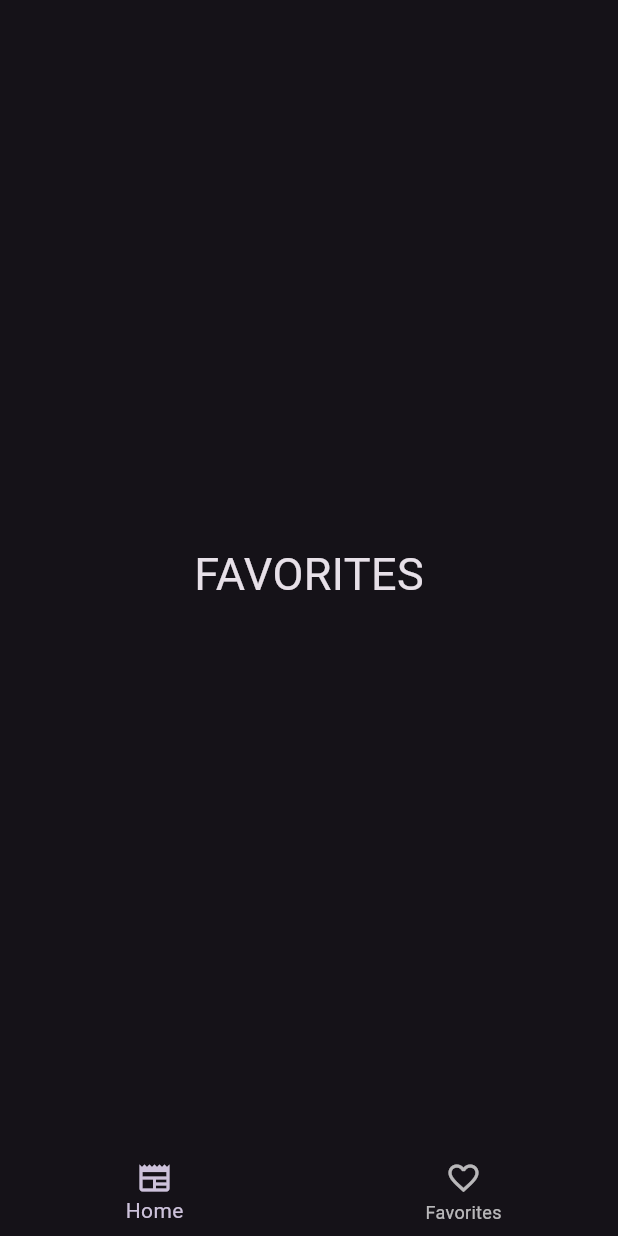
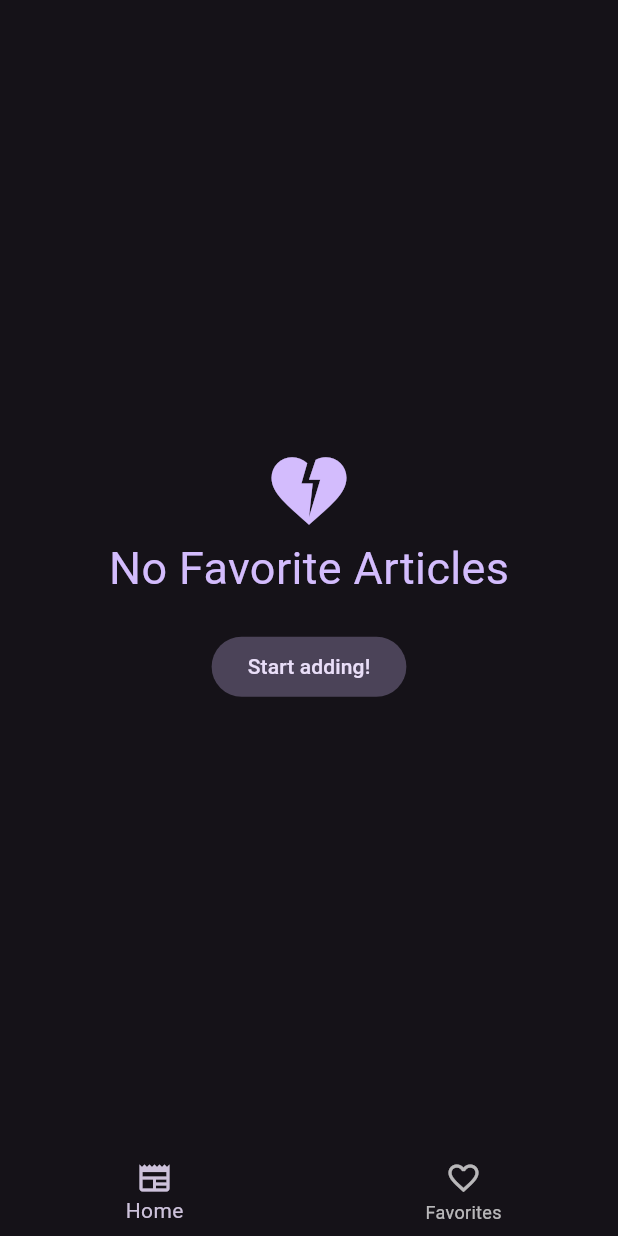
Before and after one commit to IXLozano/flash_news, a Flutter app: the screen it shows after launch, swiped to page 2, on a phone screen of 412 x 824 dp. Run offline on Flutter 3.47's test engine with Material 3 defaults, Android fonts, the phone set to English and light mode, and no system bars; our stand-ins replace dio, flutter_dotenv, flutter_riverpod, go_router, isar; accounts and stored records are empty; generated files the repository leaves out were written again; network calls fail.

Commit message:
Favorites View

```diff
--- a/lib/data/datasources/isar_local_articles_datasource.dart
+++ b/lib/data/datasources/isar_local_articles_datasource.dart
@@ -29,7 +29,7 @@ class IsarLocalArticlesDatasource extends ILocalArticlesDatasource {
   }
 
   @override
-  Future<List<Article>> loadArticles({int limit = 10, offset = 0}) async {
+  Future<List<Article>> loadLocalArticles({int limit = 10, offset = 0}) async {
     final isar = await db;
     return isar.articles.where().offset(offset).limit(limit).findAll();
   }
@@ -39,7 +39,7 @@ class IsarLocalArticlesDatasource extends ILocalArticlesDatasource {
     final isarDB = await db;
     final favoriteArticle = await isarDB.articles
         .filter()
-        .isarIdEqualTo(article.isarId)
+        .articleIdEqualTo(article.articleId)
         .findFirst();
     if (favoriteArticle != null) {
       // Delete Article From Favorites
--- a/lib/data/repositories/local_articles_repository_impl.dart
+++ b/lib/data/repositories/local_articles_repository_impl.dart
@@ -14,8 +14,8 @@ class LocalArticlesRepositoryImpl extends ILocalArticlesRepository {
   }
 
   @override
-  Future<List<Article>> loadArticles({int limit = 10, offset = 0}) {
-    return _datasource.loadArticles(limit: limit, offset: offset);
+  Future<List<Article>> loadLocalArticles({int limit = 10, offset = 0}) {
+    return _datasource.loadLocalArticles(limit: limit, offset: offset);
   }
 
   @override
--- a/lib/domain/datasources/i_local_articles_datasource.dart
+++ b/lib/domain/datasources/i_local_articles_datasource.dart
@@ -5,5 +5,5 @@ abstract class ILocalArticlesDatasource {
 
   Future<bool> isArticleFavorite(String articleId);
 
-  Future<List<Article>> loadArticles({int limit = 10, offset = 0});
+  Future<List<Article>> loadLocalArticles({int limit = 10, offset = 0});
 }
--- a/lib/domain/repositories/i_local_articles_repository.dart
+++ b/lib/domain/repositories/i_local_articles_repository.dart
@@ -5,5 +5,5 @@ abstract class ILocalArticlesRepository {
 
   Future<bool> isArticleFavorite(String articleId);
 
-  Future<List<Article>> loadArticles({int limit = 10, offset = 0});
+  Future<List<Article>> loadLocalArticles({int limit = 10, offset = 0});
 }
--- a/lib/presentation/providers/all_favorite_articles_provider.dart
+++ b/lib/presentation/providers/all_favorite_articles_provider.dart
@@ -3,7 +3,9 @@ import 'package:flash_news/domain/repositories/i_local_articles_repository.dart'
 import 'package:flash_news/presentation/providers/local_articles_repository_provider.dart';
 import 'package:flutter_riverpod/flutter_riverpod.dart';
 
-final allFavoriteArticlesProvider = StateNotifierProvider((ref) {
+final allFavoriteArticlesProvider =
+    StateNotifierProvider<AllFavoriteArticlesMapNotifier, Map<String, Article>>(
+        (ref) {
   final repository = ref.read(localArticlesRepositoryProvider);
   return AllFavoriteArticlesMapNotifier(repository: repository);
 });
@@ -17,7 +19,7 @@ class AllFavoriteArticlesMapNotifier
 
   Future<List<Article>> loadNexPage() async {
     final articles =
-        await repository.loadArticles(offset: page * 10, limit: 20);
+        await repository.loadLocalArticles(offset: page * 10, limit: 20);
 
     page++;
 
@@ -37,10 +39,10 @@ class AllFavoriteArticlesMapNotifier
 
   Future<void> toggleFavorite(Article article) async {
     await repository.toggleFavorite(article);
-    final bool isArticleFavorite = state[article.isarId] != null;
+    final bool isArticleFavorite = state[article.articleId] != null;
 
     if (isArticleFavorite) {
-      state.remove(article.isarId);
+      state.remove(article.articleId);
       state = {...state};
     } else {
       state = {...state, article.articleId: article};
--- a/lib/presentation/screens/articles/layout_screen.dart
+++ b/lib/presentation/screens/articles/layout_screen.dart
@@ -1,4 +1,5 @@
 import 'package:flash_news/presentation/views/articles/home_view.dart';
+import 'package:flash_news/presentation/views/favorite_articles/favorites_view.dart';
 import 'package:flash_news/presentation/widgets/shared/custom_bottom_navigation.dart';
 import 'package:flutter/material.dart';
 
@@ -33,12 +34,7 @@ class _LayoutScreenState extends State<LayoutScreen>
 
   final views = const <Widget>[
     HomeView(),
-    Center(
-      child: Text(
-        'FAVORITES',
-        style: TextStyle(fontSize: 30),
-      ),
-    ),
+    FavoritesView(),
   ];
 
   @override
--- a/lib/presentation/views/articles/articles_masonry_grid_view.dart
+++ b/lib/presentation/views/articles/articles_masonry_grid_view.dart
@@ -6,6 +6,7 @@ import 'package:flutter_staggered_grid_view/flutter_staggered_grid_view.dart';
 class ArticlesMasonryGridView extends StatefulWidget {
   final List<Article> articles;
   final VoidCallback? loadNextPage;
+
   const ArticlesMasonryGridView({
     super.key,
     required this.articles,
--- /dev/null
+++ b/lib/presentation/views/favorite_articles/favorites_view.dart
@@ -0,0 +1,74 @@
+import 'package:flash_news/presentation/providers/all_favorite_articles_provider.dart';
+import 'package:flash_news/presentation/views/articles/articles_masonry_grid_view.dart';
+import 'package:flutter/material.dart';
+import 'package:flutter_riverpod/flutter_riverpod.dart';
+import 'package:go_router/go_router.dart';
+
+class FavoritesView extends ConsumerStatefulWidget {
+  const FavoritesView({super.key});
+
+  @override
+  ConsumerState<FavoritesView> createState() => _FavoritesViewState();
+}
+
+class _FavoritesViewState extends ConsumerState<FavoritesView> {
+  bool isLoading = false;
+  bool isLastPage = false;
+
+  @override
+  void initState() {
+    super.initState();
+    loadNextLocalPage();
+  }
+
+  void loadNextLocalPage() async {
+    if (isLoading || isLastPage) return;
+    isLoading = true;
+
+    final localArticles =
+        await ref.read(allFavoriteArticlesProvider.notifier).loadNexPage();
+
+    isLoading = false;
+
+    if (localArticles.isEmpty) isLastPage = true;
+  }
+
+  @override
+  Widget build(BuildContext context) {
+    final localFavoritesArticles =
+        ref.watch(allFavoriteArticlesProvider).values.toList();
+
+    if (localFavoritesArticles.isEmpty) {
+      final colors = Theme.of(context).colorScheme;
+
+      return Center(
+        child: Column(
+          mainAxisAlignment: MainAxisAlignment.center,
+          crossAxisAlignment: CrossAxisAlignment.center,
+          children: [
+            Icon(
+              Icons.heart_broken_sharp,
+              size: 60,
+              color: colors.primary,
+            ),
+            Text(
+              'No Favorite Articles',
+              style: TextStyle(fontSize: 30, color: colors.primary),
+            ),
+            const SizedBox(height: 20),
+            FilledButton.tonal(
+              onPressed: () => context.go('/home/0'),
+              child: const Text('Start adding!'),
+            )
+          ],
+        ),
+      );
+    }
+    return Scaffold(
+      body: ArticlesMasonryGridView(
+        articles: localFavoritesArticles,
+        loadNextPage: loadNextLocalPage,
+      ),
+    );
+  }
+}
--- a/lib/presentation/widgets/shared/favorite_toggle_button.dart
+++ b/lib/presentation/widgets/shared/favorite_toggle_button.dart
@@ -30,7 +30,9 @@ class FavoriteToggleButton extends ConsumerWidget {
                   Icons.favorite_rounded,
                   color: Colors.red,
                 )
-              : const Icon(Icons.favorite_border);
+              : const Icon(
+                  Icons.favorite_border,
+                );
         },
         error: (error, stackTrace) => Tooltip(
           message: 'Error: ${error.toString()}',
```
Also changed, not shown: lib/presentation/providers/is_article_favorite_provider.dart (+6 -7 lines), lib/presentation/views/articles/articles_masonry_container.dart (+7 -5 lines).
